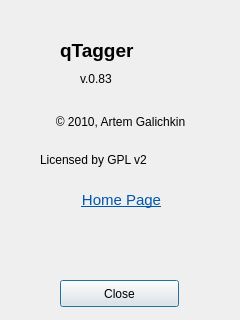
Before: the Qt Designer form src/aboutdialog.ui in DOOMer/qtagger, drawn with Qt 5.
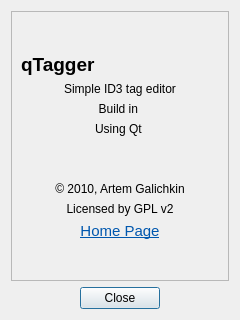
After: the same form once the commit is applied.

Commit message: changed version number, redesigned about dialog

What changed in the file:
```diff
--- a/src/aboutdialog.ui
+++ b/src/aboutdialog.ui
@@ -10,18 +10,55 @@
     <height>320</height>
    </rect>
   </property>
+  <property name="sizePolicy">
+   <sizepolicy hsizetype="Minimum" vsizetype="Minimum">
+    <horstretch>0</horstretch>
+    <verstretch>0</verstretch>
+   </sizepolicy>
+  </property>
+  <property name="minimumSize">
+   <size>
+    <width>240</width>
+    <height>320</height>
+   </size>
+  </property>
+  <property name="maximumSize">
+   <size>
+    <width>16777215</width>
+    <height>16777214</height>
+   </size>
+  </property>
   <property name="windowTitle">
    <string>About qTagger</string>
   </property>
-  <widget class="QLabel" name="label">
-   <property name="geometry">
-    <rect>
-     <x>60</x>
-     <y>30</y>
-     <width>91</width>
-     <height>41</height>
-    </rect>
+  <layout class="QVBoxLayout" name="verticalLayout_2">
+   <property name="sizeConstraint">
+    <enum>QLayout::SetMaximumSize</enum>
    </property>
+   <item>
+    <widget class="QFrame" name="frame">
+     <property name="frameShape">
+      <enum>QFrame::StyledPanel</enum>
+     </property>
+     <property name="frameShadow">
+      <enum>QFrame::Raised</enum>
+     </property>
+     <layout class="QVBoxLayout" name="verticalLayout">
+      <item>
+       <spacer name="verticalSpacer_2">
+        <property name="orientation">
+         <enum>Qt::Vertical</enum>
+        </property>
+        <property name="sizeHint" stdset="0">
+         <size>
+          <width>20</width>
+          <height>31</height>
+         </size>
+        </property>
+       </spacer>
+      </item>
+      <item>
+       <widget class="QLabel" name="labAppName">
    <property name="text">
     <string>&lt;!DOCTYPE HTML PUBLIC &quot;-//W3C//DTD HTML 4.0//EN&quot; &quot;http://www.w3.org/TR/REC-html40/strict.dtd&quot;&gt;
 &lt;html&gt;&lt;head&gt;&lt;meta name=&quot;qrichtext&quot; content=&quot;1&quot; /&gt;&lt;style type=&quot;text/css&quot;&gt;
@@ -32,58 +69,59 @@
 &lt;td style=&quot;border: none;&quot;&gt;
 &lt;p style=&quot; margin-top:0px; margin-bottom:0px; margin-left:0px; margin-right:0px; -qt-block-indent:0; text-indent:0px;&quot;&gt;&lt;span style=&quot; font-size:14pt; font-weight:600;&quot;&gt;qTagger&lt;/span&gt;&lt;/p&gt;&lt;/td&gt;&lt;/tr&gt;&lt;/table&gt;&lt;/body&gt;&lt;/html&gt;</string>
    </property>
-  </widget>
-  <widget class="QLabel" name="label_2">
-   <property name="geometry">
-    <rect>
-     <x>80</x>
-     <y>70</y>
-     <width>72</width>
-     <height>18</height>
-    </rect>
-   </property>
+        <property name="alignment">
+         <set>Qt::AlignCenter</set>
+        </property>
+       </widget>
+      </item>
+      <item>
+       <widget class="QLabel" name="labDescription">
    <property name="text">
-    <string>v.0.83</string>
-   </property>
-  </widget>
-  <widget class="QPushButton" name="butClose">
-   <property name="geometry">
-    <rect>
-     <x>60</x>
-     <y>280</y>
-     <width>119</width>
-     <height>27</height>
-    </rect>
-   </property>
-   <property name="acceptDrops">
-    <bool>true</bool>
-   </property>
-   <property name="text">
-    <string>Close</string>
-   </property>
-  </widget>
-  <widget class="QLabel" name="labLicence">
-   <property name="geometry">
-    <rect>
-     <x>40</x>
-     <y>150</y>
-     <width>161</width>
-     <height>20</height>
-    </rect>
-   </property>
+         <string>Simple ID3 tag editor</string>
+        </property>
+        <property name="alignment">
+         <set>Qt::AlignCenter</set>
+        </property>
+       </widget>
+      </item>
+      <item>
+       <widget class="QLabel" name="labBuildDate">
+        <property name="text">
+         <string>Build in </string>
+        </property>
+        <property name="textFormat">
+         <enum>Qt::PlainText</enum>
+        </property>
+        <property name="alignment">
+         <set>Qt::AlignCenter</set>
+        </property>
+       </widget>
+      </item>
+      <item>
+       <widget class="QLabel" name="labUsingQt">
    <property name="text">
-    <string>Licensed by GPL v2</string>
-   </property>
-  </widget>
+         <string>Using Qt </string>
+        </property>
+        <property name="alignment">
+         <set>Qt::AlignCenter</set>
+        </property>
+       </widget>
+      </item>
+      <item>
+       <spacer name="verticalSpacer_3">
+        <property name="orientation">
+         <enum>Qt::Vertical</enum>
+        </property>
+        <property name="sizeHint" stdset="0">
+         <size>
+          <width>20</width>
+          <height>40</height>
+         </size>
+        </property>
+       </spacer>
+      </item>
+      <item>
   <widget class="QLabel" name="labCopyright">
-   <property name="geometry">
-    <rect>
-     <x>20</x>
-     <y>107</y>
-     <width>201</width>
-     <height>31</height>
-    </rect>
-   </property>
    <property name="text">
     <string>&amp;copy; 2010, Artem Galichkin</string>
    </property>
@@ -97,15 +135,19 @@
     <bool>true</bool>
    </property>
   </widget>
+      </item>
+      <item>
+       <widget class="QLabel" name="labLicence">
+        <property name="text">
+         <string>Licensed by GPL v2</string>
+        </property>
+        <property name="alignment">
+         <set>Qt::AlignCenter</set>
+        </property>
+       </widget>
+      </item>
+      <item>
   <widget class="QLabel" name="labHomeUrl">
-   <property name="geometry">
-    <rect>
-     <x>31</x>
-     <y>190</y>
-     <width>181</width>
-     <height>20</height>
-    </rect>
-   </property>
    <property name="text">
     <string>&lt;!DOCTYPE HTML PUBLIC &quot;-//W3C//DTD HTML 4.0//EN&quot; &quot;http://www.w3.org/TR/REC-html40/strict.dtd&quot;&gt;
 &lt;html&gt;&lt;head&gt;&lt;meta name=&quot;qrichtext&quot; content=&quot;1&quot; /&gt;&lt;style type=&quot;text/css&quot;&gt;
@@ -126,6 +168,64 @@
     <bool>true</bool>
    </property>
   </widget>
+      </item>
+      <item>
+       <spacer name="verticalSpacer">
+        <property name="orientation">
+         <enum>Qt::Vertical</enum>
+        </property>
+        <property name="sizeHint" stdset="0">
+         <size>
+          <width>20</width>
+          <height>31</height>
+         </size>
+        </property>
+       </spacer>
+      </item>
+     </layout>
+    </widget>
+   </item>
+   <item>
+    <layout class="QHBoxLayout" name="horizontalLayout">
+     <item>
+      <spacer name="horizontalSpacer_2">
+       <property name="orientation">
+        <enum>Qt::Horizontal</enum>
+       </property>
+       <property name="sizeHint" stdset="0">
+        <size>
+         <width>40</width>
+         <height>20</height>
+        </size>
+       </property>
+      </spacer>
+     </item>
+     <item>
+      <widget class="QPushButton" name="butClose">
+       <property name="acceptDrops">
+        <bool>true</bool>
+       </property>
+       <property name="text">
+        <string>Close</string>
+       </property>
+      </widget>
+     </item>
+     <item>
+      <spacer name="horizontalSpacer">
+       <property name="orientation">
+        <enum>Qt::Horizontal</enum>
+       </property>
+       <property name="sizeHint" stdset="0">
+        <size>
+         <width>40</width>
+         <height>20</height>
+        </size>
+       </property>
+      </spacer>
+     </item>
+    </layout>
+   </item>
+  </layout>
  </widget>
  <resources/>
  <connections/>
```
Left out of the diff: 2 changed lines with no effect on the pictures. Lines whose indentation alone changed are shown as unchanged. The commit also changes 4 other files.
